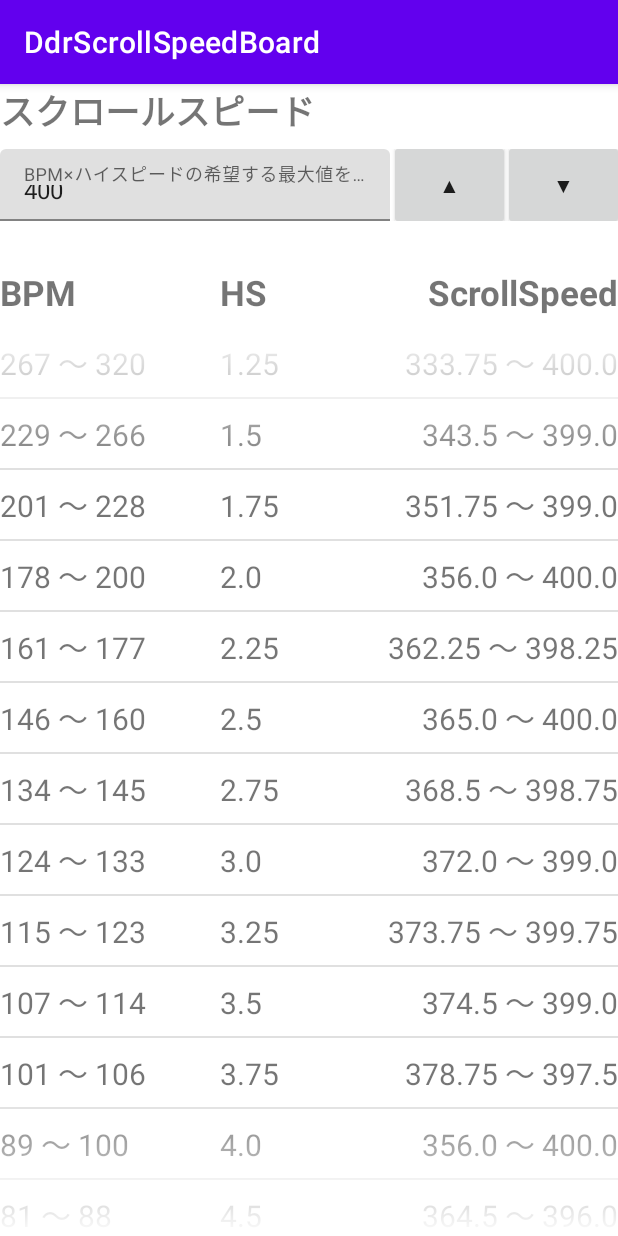
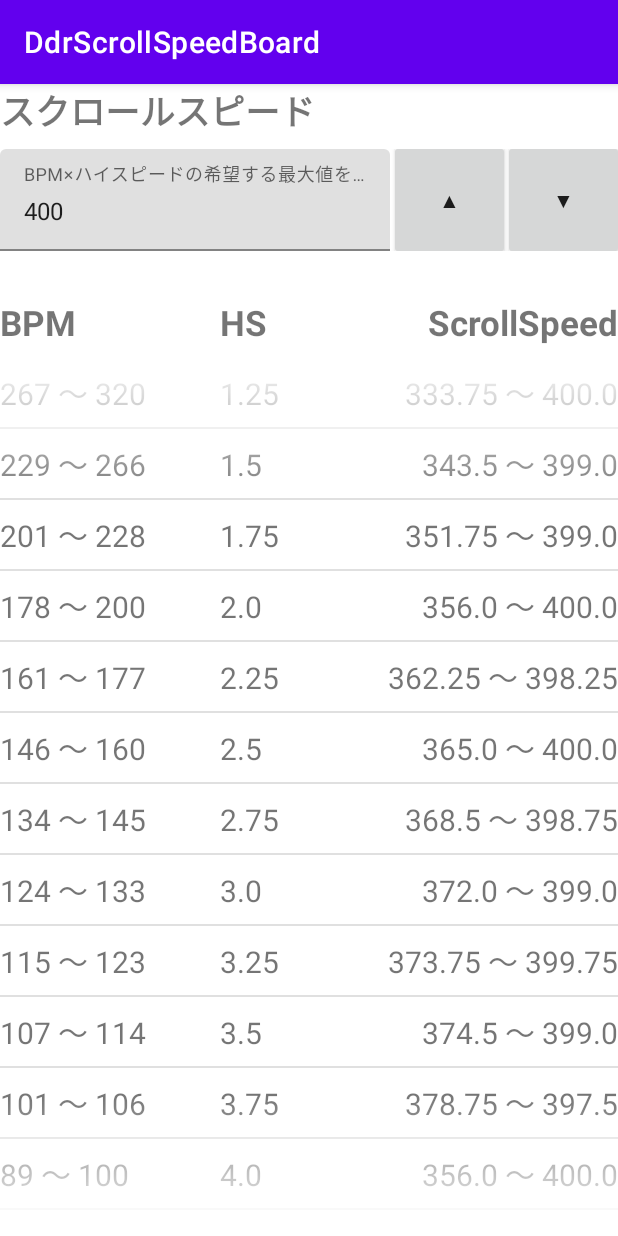
Before and after one commit to FIAS-CO/DdrScrollSpeedBoard, an Android app: the screen it shows after launch (MainActivity), on a phone screen of 412 x 824 dp. Run offline under Robolectric (Android 15) with nearby library versions, the phone set to English and light mode, and no system bars; our stand-ins replace AdMob, data binding, navigation-ui; 2 statements that could not run were skipped.

Commit message:
テキスト欄を縦に広げた

```diff
--- a/app/src/main/res/layout/fragment_scroll_speed_board.xml
+++ b/app/src/main/res/layout/fragment_scroll_speed_board.xml
@@ -33,7 +33,7 @@
         <LinearLayout
             android:id="@+id/input_layout"
             android:layout_width="match_parent"
-            android:layout_height="80dp"
+            android:layout_height="100dp"
             android:paddingTop="@dimen/bus_stop_item_vertical_padding"
             android:paddingBottom="24dp"
             app:layout_constraintBottom_toTopOf="@id/table_header"
--- a/app/src/main/res/values-night/themes.xml
+++ b/app/src/main/res/values-night/themes.xml
@@ -1,4 +1,4 @@
-<resources xmlns:tools="http://schemas.android.com/tools">
+<resources>
     <!-- Base application theme. -->
     <!-- Task:DarkActionBar → NoActionBarに変更。Actionを追加しないため -->
     <style name="Theme.DdrScrollSpeedBoard" parent="Theme.MaterialComponents.DayNight.DarkActionBar">
@@ -11,7 +11,7 @@
         <item name="colorSecondaryVariant">@color/teal_200</item>
         <item name="colorOnSecondary">@color/black</item>
         <!-- Status bar color. -->
-        <item name="android:statusBarColor" tools:targetApi="l">?attr/colorPrimaryVariant</item>
+        <item name="android:statusBarColor" >?attr/colorPrimaryVariant</item>
         <!-- Customize your theme here. -->
     </style>
 </resources>
```
